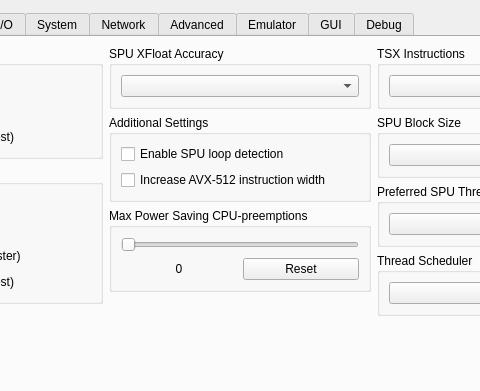
Qt form rpcs3/rpcs3qt/settings_dialog.ui (RPCS3/rpcs3) before a commit; both pictures show x 181 to 661 and y 0 to 391 of the 856 by 688 pixel window.
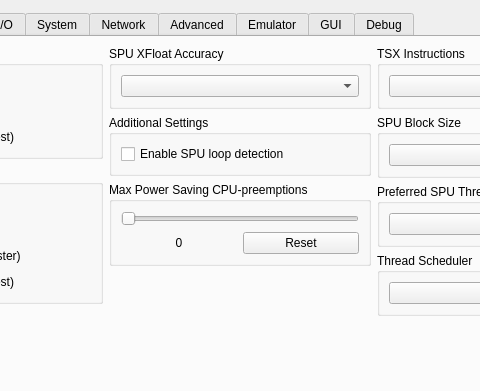
The same form after that commit. Icons and pictures are not drawn.

Commit message:
Settings: Remove Full Width AVX-512 from the UI
This is a very niche setting, so it can remain a config.yml setting only

Diff of the .ui file:
```diff
--- a/rpcs3/rpcs3qt/settings_dialog.ui
+++ b/rpcs3/rpcs3qt/settings_dialog.ui
@@ -183,13 +183,6 @@
                  </property>
                 </widget>
                </item>
-               <item>
-                <widget class="QCheckBox" name="fullWidthAVX512">
-                 <property name="text">
-                  <string>Increase AVX-512 instruction width</string>
-                 </property>
-                </widget>
-               </item>
               </layout>
              </widget>
             </item>
```
The commit also changes 2 other files.
